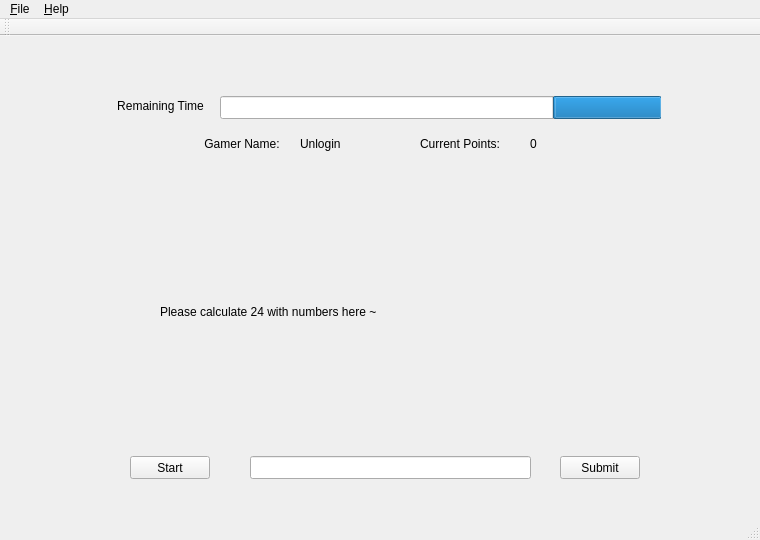
Qt form mainwindow.ui (BonnieBBS/24Game) before a commit.
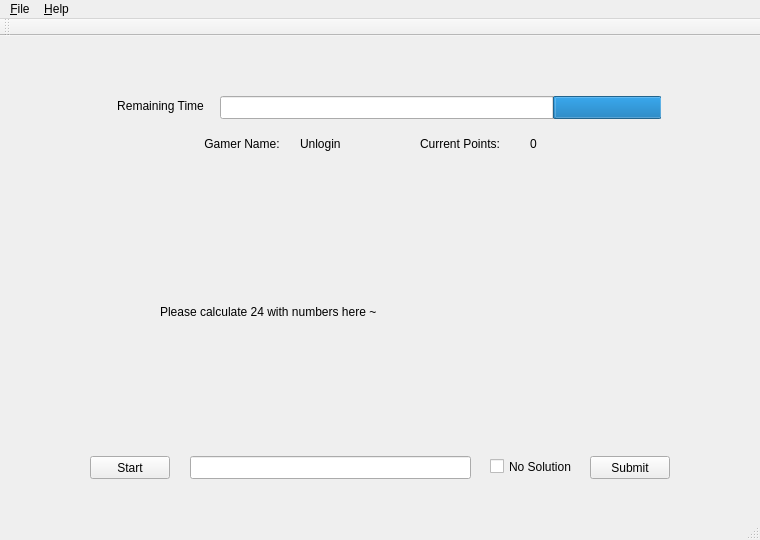
The same form after that commit.

```diff
--- a/mainwindow.ui
+++ b/mainwindow.ui
@@ -23,7 +23,7 @@
    <widget class="QPushButton" name="startButton">
     <property name="geometry">
      <rect>
-      <x>130</x>
+      <x>90</x>
       <y>420</y>
       <width>80</width>
       <height>23</height>
@@ -36,7 +36,7 @@
    <widget class="QLineEdit" name="lineEdit">
     <property name="geometry">
      <rect>
-      <x>250</x>
+      <x>190</x>
       <y>420</y>
       <width>281</width>
       <height>23</height>
@@ -46,7 +46,7 @@
    <widget class="QPushButton" name="submitButton">
     <property name="geometry">
      <rect>
-      <x>560</x>
+      <x>590</x>
       <y>420</y>
       <width>80</width>
       <height>23</height>
@@ -128,7 +128,7 @@
      <rect>
       <x>300</x>
       <y>100</y>
-      <width>46</width>
+      <width>101</width>
       <height>16</height>
      </rect>
     </property>
@@ -157,7 +157,7 @@
      <rect>
       <x>530</x>
       <y>100</y>
-      <width>16</width>
+      <width>31</width>
       <height>16</height>
      </rect>
     </property>
@@ -168,6 +168,19 @@
      <set>Qt::AlignLeading|Qt::AlignLeft|Qt::AlignVCenter</set>
     </property>
    </widget>
+   <widget class="QCheckBox" name="noSolutionCheckBox">
+    <property name="geometry">
+     <rect>
+      <x>490</x>
+      <y>420</y>
+      <width>91</width>
+      <height>21</height>
+     </rect>
+    </property>
+    <property name="text">
+     <string>No Solution</string>
+    </property>
+   </widget>
   </widget>
   <widget class="QToolBar" name="mainToolBar">
    <attribute name="toolBarArea">
```
Left out of the diff: 9 changed lines with no effect on the pictures.
